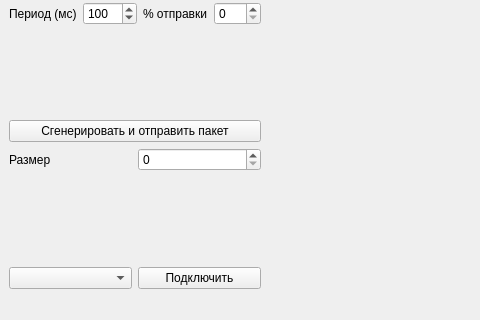
Qt form qtstm32main/mainwindow.ui (pablosanie/internship) before a commit; both pictures show x 0 to 480 and y 280 to 600 of the 606 by 600 pixel window.
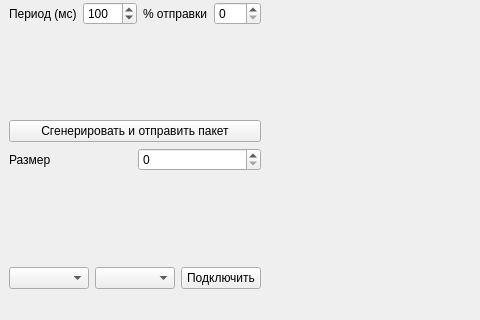
The same form after that commit. Custom widgets are drawn as their Qt base class.

Patch:
```diff
--- a/qtstm32main/mainwindow.ui
+++ b/qtstm32main/mainwindow.ui
@@ -260,6 +260,9 @@
         <item>
          <widget class="QComboBox" name="portComboBox"/>
         </item>
+        <item>
+         <widget class="QComboBox" name="speedComboBox"/>
+        </item>
         <item>
          <widget class="QPushButton" name="connectButton">
           <property name="text">
```
